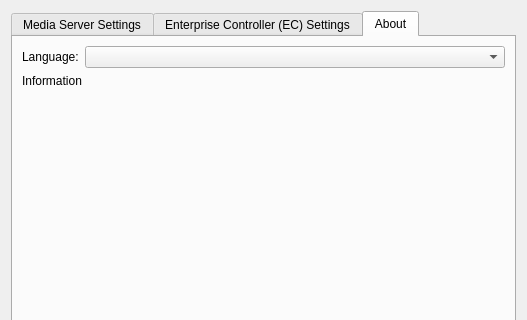
The window that traytool/src/settings.ui (networkoptix/nx_open) describes before a commit, drawn with Qt 5; both pictures show x 0 to 527 and y 0 to 320 of the 527 by 579 pixel window.
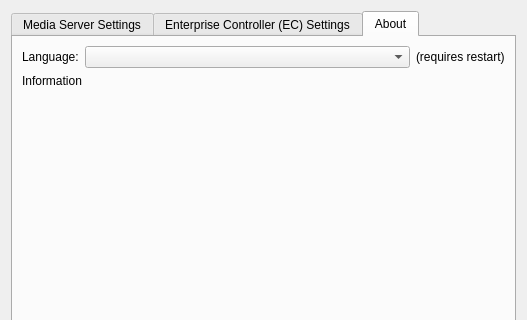
The same window after the commit. The open tabs and pages were chosen to show the change.

Commit message:
Language picker in traytool.
<==== Mercurial data ====>
Branch: master

Patch:
```diff
--- a/traytool/src/settings.ui
+++ b/traytool/src/settings.ui
@@ -565,7 +565,18 @@
             </widget>
            </item>
            <item row="0" column="1">
-            <widget class="QComboBox" name="languageComboBox"/>
+            <layout class="QHBoxLayout" name="horizontalLayout_3" stretch="1,0">
+             <item>
+              <widget class="QComboBox" name="languageComboBox"/>
+             </item>
+             <item>
+              <widget class="QLabel" name="label_7">
+               <property name="text">
+                <string>(requires restart)</string>
+               </property>
+              </widget>
+             </item>
+            </layout>
            </item>
           </layout>
          </item>
```
Left out of the diff: 2 changed lines with no effect on the pictures. The commit also changes 6 other files.
